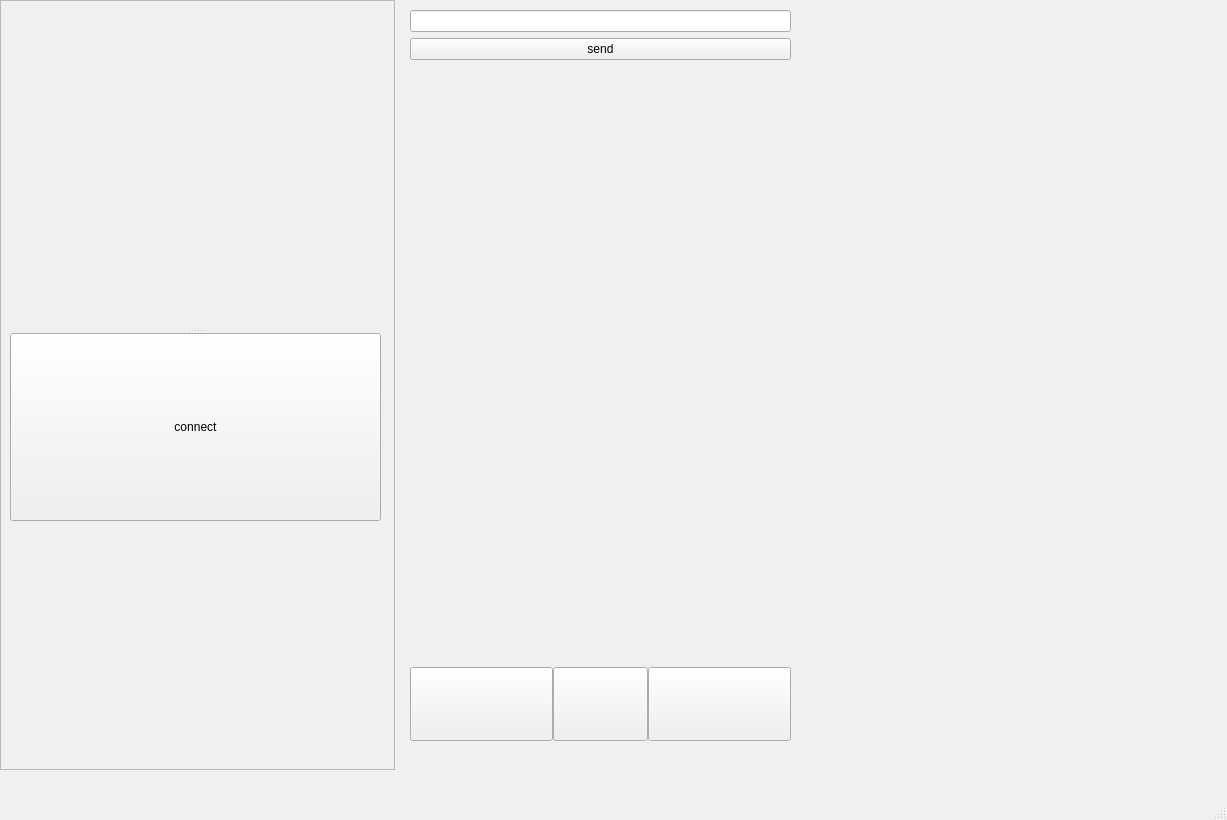
This is MouseControllerClient/mainwindow.ui in BlTniki/MouseController as Qt 5 draws it before an edit. The edited form follows.
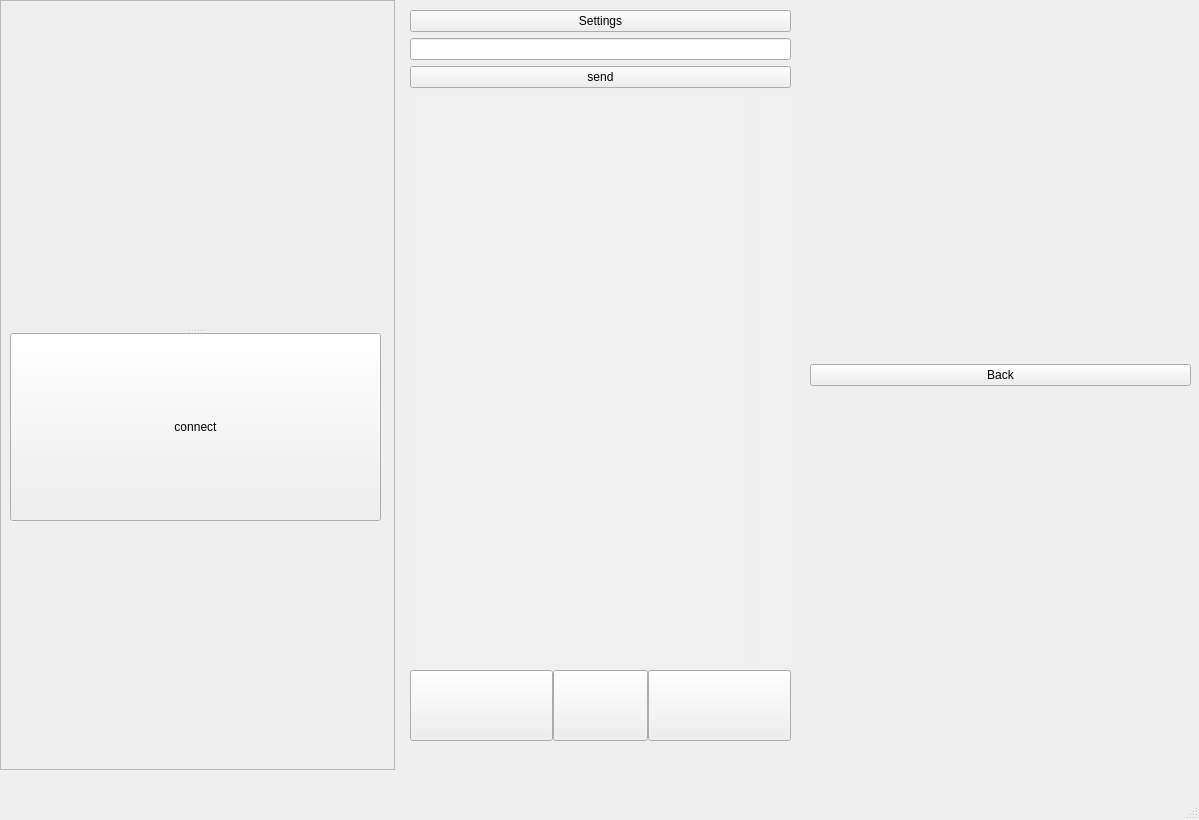
This is the edited form. Icons and pictures are not drawn. Custom widgets are drawn as their Qt base class.

Commit message: add settings window

```diff
--- a/MouseControllerClient/mainwindow.ui
+++ b/MouseControllerClient/mainwindow.ui
@@ -6,7 +6,7 @@
    <rect>
     <x>0</x>
     <y>0</y>
-    <width>1227</width>
+    <width>1199</width>
     <height>820</height>
    </rect>
   </property>
@@ -18,579 +18,9 @@
   </property>
   <property name="palette">
    <palette>
-    <active>
-     <colorrole role="WindowText">
-      <brush brushstyle="SolidPattern">
-       <color alpha="255">
-        <red>0</red>
-        <green>0</green>
-        <blue>0</blue>
-       </color>
-      </brush>
-     </colorrole>
-     <colorrole role="Button">
-      <brush brushstyle="SolidPattern">
-       <color alpha="255">
-        <red>240</red>
-        <green>240</green>
-        <blue>240</blue>
-       </color>
-      </brush>
-     </colorrole>
-     <colorrole role="Light">
-      <brush brushstyle="SolidPattern">
-       <color alpha="255">
-        <red>255</red>
-        <green>255</green>
-        <blue>255</blue>
-       </color>
-      </brush>
-     </colorrole>
-     <colorrole role="Midlight">
-      <brush brushstyle="SolidPattern">
-       <color alpha="255">
-        <red>227</red>
-        <green>227</green>
-        <blue>227</blue>
-       </color>
-      </brush>
-     </colorrole>
-     <colorrole role="Dark">
-      <brush brushstyle="SolidPattern">
-       <color alpha="255">
-        <red>160</red>
-        <green>160</green>
-        <blue>160</blue>
-       </color>
-      </brush>
-     </colorrole>
-     <colorrole role="Mid">
-      <brush brushstyle="SolidPattern">
-       <color alpha="255">
-        <red>160</red>
-        <green>160</green>
-        <blue>160</blue>
-       </color>
-      </brush>
-     </colorrole>
-     <colorrole role="Text">
-      <brush brushstyle="SolidPattern">
-       <color alpha="255">
-        <red>0</red>
-        <green>0</green>
-        <blue>0</blue>
-       </color>
-      </brush>
-     </colorrole>
-     <colorrole role="BrightText">
-      <brush brushstyle="SolidPattern">
-       <color alpha="255">
-        <red>255</red>
-        <green>255</green>
-        <blue>255</blue>
-       </color>
-      </brush>
-     </colorrole>
-     <colorrole role="ButtonText">
-      <brush brushstyle="SolidPattern">
-       <color alpha="255">
-        <red>0</red>
-        <green>0</green>
-        <blue>0</blue>
-       </color>
-      </brush>
-     </colorrole>
-     <colorrole role="Base">
-      <brush brushstyle="SolidPattern">
-       <color alpha="255">
-        <red>255</red>
-        <green>255</green>
-        <blue>255</blue>
-       </color>
-      </brush>
-     </colorrole>
-     <colorrole role="Window">
-      <brush brushstyle="SolidPattern">
-       <color alpha="255">
-        <red>240</red>
-        <green>240</green>
-        <blue>240</blue>
-       </color>
-      </brush>
-     </colorrole>
-     <colorrole role="Shadow">
-      <brush brushstyle="SolidPattern">
-       <color alpha="255">
-        <red>105</red>
-        <green>105</green>
-        <blue>105</blue>
-       </color>
-      </brush>
-     </colorrole>
-     <colorrole role="Highlight">
-      <brush brushstyle="SolidPattern">
-       <color alpha="255">
-        <red>0</red>
-        <green>120</green>
-        <blue>215</blue>
-       </color>
-      </brush>
-     </colorrole>
-     <colorrole role="HighlightedText">
-      <brush brushstyle="SolidPattern">
-       <color alpha="255">
-        <red>255</red>
-        <green>255</green>
-        <blue>255</blue>
-       </color>
-      </brush>
-     </colorrole>
-     <colorrole role="Link">
-      <brush brushstyle="SolidPattern">
-       <color alpha="255">
-        <red>0</red>
-        <green>0</green>
-        <blue>255</blue>
-       </color>
-      </brush>
-     </colorrole>
-     <colorrole role="LinkVisited">
-      <brush brushstyle="SolidPattern">
-       <color alpha="255">
-        <red>255</red>
-        <green>0</green>
-        <blue>255</blue>
-       </color>
-      </brush>
-     </colorrole>
-     <colorrole role="AlternateBase">
-      <brush brushstyle="SolidPattern">
-       <color alpha="255">
-        <red>245</red>
-        <green>245</green>
-        <blue>245</blue>
-       </color>
-      </brush>
-     </colorrole>
-     <colorrole role="NoRole">
-      <brush brushstyle="NoBrush">
-       <color alpha="255">
-        <red>0</red>
-        <green>0</green>
-        <blue>0</blue>
-       </color>
-      </brush>
-     </colorrole>
-     <colorrole role="ToolTipBase">
-      <brush brushstyle="SolidPattern">
-       <color alpha="255">
-        <red>255</red>
-        <green>255</green>
-        <blue>220</blue>
-       </color>
-      </brush>
-     </colorrole>
-     <colorrole role="ToolTipText">
-      <brush brushstyle="SolidPattern">
-       <color alpha="255">
-        <red>0</red>
-        <green>0</green>
-        <blue>0</blue>
-       </color>
-      </brush>
-     </colorrole>
-     <colorrole role="PlaceholderText">
-      <brush brushstyle="SolidPattern">
-       <color alpha="128">
-        <red>0</red>
-        <green>0</green>
-        <blue>0</blue>
-       </color>
-      </brush>
-     </colorrole>
-    </active>
-    <inactive>
-     <colorrole role="WindowText">
-      <brush brushstyle="SolidPattern">
-       <color alpha="255">
-        <red>0</red>
-        <green>0</green>
-        <blue>0</blue>
-       </color>
-      </brush>
-     </colorrole>
-     <colorrole role="Button">
-      <brush brushstyle="SolidPattern">
-       <color alpha="255">
-        <red>240</red>
-        <green>240</green>
-        <blue>240</blue>
-       </color>
-      </brush>
-     </colorrole>
-     <colorrole role="Light">
-      <brush brushstyle="SolidPattern">
-       <color alpha="255">
-        <red>255</red>
-        <green>255</green>
-        <blue>255</blue>
-       </color>
-      </brush>
-     </colorrole>
-     <colorrole role="Midlight">
-      <brush brushstyle="SolidPattern">
-       <color alpha="255">
-        <red>227</red>
-        <green>227</green>
-        <blue>227</blue>
-       </color>
-      </brush>
-     </colorrole>
-     <colorrole role="Dark">
-      <brush brushstyle="SolidPattern">
-       <color alpha="255">
-        <red>160</red>
-        <green>160</green>
-        <blue>160</blue>
-       </color>
-      </brush>
-     </colorrole>
-     <colorrole role="Mid">
-      <brush brushstyle="SolidPattern">
-       <color alpha="255">
-        <red>160</red>
-        <green>160</green>
-        <blue>160</blue>
-       </color>
-      </brush>
-     </colorrole>
-     <colorrole role="Text">
-      <brush brushstyle="SolidPattern">
-       <color alpha="255">
-        <red>0</red>
-        <green>0</green>
-        <blue>0</blue>
-       </color>
-      </brush>
-     </colorrole>
-     <colorrole role="BrightText">
-      <brush brushstyle="SolidPattern">
-       <color alpha="255">
-        <red>255</red>
-        <green>255</green>
-        <blue>255</blue>
-       </color>
-      </brush>
-     </colorrole>
-     <colorrole role="ButtonText">
-      <brush brushstyle="SolidPattern">
-       <color alpha="255">
-        <red>0</red>
-        <green>0</green>
-        <blue>0</blue>
-       </color>
-      </brush>
-     </colorrole>
-     <colorrole role="Base">
-      <brush brushstyle="SolidPattern">
-       <color alpha="255">
-        <red>255</red>
-        <green>255</green>
-        <blue>255</blue>
-       </color>
-      </brush>
-     </colorrole>
-     <colorrole role="Window">
-      <brush brushstyle="SolidPattern">
-       <color alpha="255">
-        <red>240</red>
-        <green>240</green>
-        <blue>240</blue>
-       </color>
-      </brush>
-     </colorrole>
-     <colorrole role="Shadow">
-      <brush brushstyle="SolidPattern">
-       <color alpha="255">
-        <red>105</red>
-        <green>105</green>
-        <blue>105</blue>
-       </color>
-      </brush>
-     </colorrole>
-     <colorrole role="Highlight">
-      <brush brushstyle="SolidPattern">
-       <color alpha="255">
-        <red>240</red>
-        <green>240</green>
-        <blue>240</blue>
-       </color>
-      </brush>
-     </colorrole>
-     <colorrole role="HighlightedText">
-      <brush brushstyle="SolidPattern">
-       <color alpha="255">
-        <red>0</red>
-        <green>0</green>
-        <blue>0</blue>
-       </color>
-      </brush>
-     </colorrole>
-     <colorrole role="Link">
-      <brush brushstyle="SolidPattern">
-       <color alpha="255">
-        <red>0</red>
-        <green>0</green>
-        <blue>255</blue>
-       </color>
-      </brush>
-     </colorrole>
-     <colorrole role="LinkVisited">
-      <brush brushstyle="SolidPattern">
-       <color alpha="255">
-        <red>255</red>
-        <green>0</green>
-        <blue>255</blue>
-       </color>
-      </brush>
-     </colorrole>
-     <colorrole role="AlternateBase">
-      <brush brushstyle="SolidPattern">
-       <color alpha="255">
-        <red>245</red>
-        <green>245</green>
-        <blue>245</blue>
-       </color>
-      </brush>
-     </colorrole>
-     <colorrole role="NoRole">
-      <brush brushstyle="NoBrush">
-       <color alpha="255">
-        <red>0</red>
-        <green>0</green>
-        <blue>0</blue>
-       </color>
-      </brush>
-     </colorrole>
-     <colorrole role="ToolTipBase">
-      <brush brushstyle="SolidPattern">
-       <color alpha="255">
-        <red>255</red>
-        <green>255</green>
-        <blue>220</blue>
-       </color>
-      </brush>
-     </colorrole>
-     <colorrole role="ToolTipText">
-      <brush brushstyle="SolidPattern">
-       <color alpha="255">
-        <red>0</red>
-        <green>0</green>
-        <blue>0</blue>
-       </color>
-      </brush>
-     </colorrole>
-     <colorrole role="PlaceholderText">
-      <brush brushstyle="SolidPattern">
-       <color alpha="128">
-        <red>0</red>
-        <green>0</green>
-        <blue>0</blue>
-       </color>
-      </brush>
-     </colorrole>
-    </inactive>
-    <disabled>
-     <colorrole role="WindowText">
-      <brush brushstyle="SolidPattern">
-       <color alpha="255">
-        <red>120</red>
-        <green>120</green>
-        <blue>120</blue>
-       </color>
-      </brush>
-     </colorrole>
-     <colorrole role="Button">
-      <brush brushstyle="SolidPattern">
-       <color alpha="255">
-        <red>240</red>
-        <green>240</green>
-        <blue>240</blue>
-       </color>
-      </brush>
-     </colorrole>
-     <colorrole role="Light">
-      <brush brushstyle="SolidPattern">
-       <color alpha="255">
-        <red>255</red>
-        <green>255</green>
-        <blue>255</blue>
-       </color>
-      </brush>
-     </colorrole>
-     <colorrole role="Midlight">
-      <brush brushstyle="SolidPattern">
-       <color alpha="255">
-        <red>247</red>
-        <green>247</green>
-        <blue>247</blue>
-       </color>
-      </brush>
-     </colorrole>
-     <colorrole role="Dark">
-      <brush brushstyle="SolidPattern">
-       <color alpha="255">
-        <red>160</red>
-        <green>160</green>
-        <blue>160</blue>
-       </color>
-      </brush>
-     </colorrole>
-     <colorrole role="Mid">
-      <brush brushstyle="SolidPattern">
-       <color alpha="255">
-        <red>160</red>
-        <green>160</green>
-        <blue>160</blue>
-       </color>
-      </brush>
-     </colorrole>
-     <colorrole role="Text">
-      <brush brushstyle="SolidPattern">
-       <color alpha="255">
-        <red>120</red>
-        <green>120</green>
-        <blue>120</blue>
-       </color>
-      </brush>
-     </colorrole>
-     <colorrole role="BrightText">
-      <brush brushstyle="SolidPattern">
-       <color alpha="255">
-        <red>255</red>
-        <green>255</green>
-        <blue>255</blue>
-       </color>
-      </brush>
-     </colorrole>
-     <colorrole role="ButtonText">
-      <brush brushstyle="SolidPattern">
-       <color alpha="255">
-        <red>120</red>
-        <green>120</green>
-        <blue>120</blue>
-       </color>
-      </brush>
-     </colorrole>
-     <colorrole role="Base">
-      <brush brushstyle="SolidPattern">
-       <color alpha="255">
-        <red>240</red>
-        <green>240</green>
-        <blue>240</blue>
-       </color>
-      </brush>
-     </colorrole>
-     <colorrole role="Window">
-      <brush brushstyle="SolidPattern">
-       <color alpha="255">
-        <red>240</red>
-        <green>240</green>
-        <blue>240</blue>
-       </color>
-      </brush>
-     </colorrole>
-     <colorrole role="Shadow">
-      <brush brushstyle="SolidPattern">
-       <color alpha="255">
-        <red>0</red>
-        <green>0</green>
-        <blue>0</blue>
-       </color>
-      </brush>
-     </colorrole>
-     <colorrole role="Highlight">
-      <brush brushstyle="SolidPattern">
-       <color alpha="255">
-        <red>0</red>
-        <green>120</green>
-        <blue>215</blue>
-       </color>
-      </brush>
-     </colorrole>
-     <colorrole role="HighlightedText">
-      <brush brushstyle="SolidPattern">
-       <color alpha="255">
-        <red>255</red>
-        <green>255</green>
-        <blue>255</blue>
-       </color>
-      </brush>
-     </colorrole>
-     <colorrole role="Link">
-      <brush brushstyle="SolidPattern">
-       <color alpha="255">
-        <red>0</red>
-        <green>0</green>
-        <blue>255</blue>
-       </color>
-      </brush>
-     </colorrole>
-     <colorrole role="LinkVisited">
-      <brush brushstyle="SolidPattern">
-       <color alpha="255">
-        <red>255</red>
-        <green>0</green>
-        <blue>255</blue>
-       </color>
-      </brush>
-     </colorrole>
-     <colorrole role="AlternateBase">
-      <brush brushstyle="SolidPattern">
-       <color alpha="255">
-        <red>245</red>
-        <green>245</green>
-        <blue>245</blue>
-       </color>
-      </brush>
-     </colorrole>
-     <colorrole role="NoRole">
-      <brush brushstyle="NoBrush">
-       <color alpha="255">
-        <red>0</red>
-        <green>0</green>
-        <blue>0</blue>
-       </color>
-      </brush>
-     </colorrole>
-     <colorrole role="ToolTipBase">
-      <brush brushstyle="SolidPattern">
-       <color alpha="255">
-        <red>255</red>
-        <green>255</green>
-        <blue>220</blue>
-       </color>
-      </brush>
-     </colorrole>
-     <colorrole role="ToolTipText">
-      <brush brushstyle="SolidPattern">
-       <color alpha="255">
-        <red>0</red>
-        <green>0</green>
-        <blue>0</blue>
-       </color>
-      </brush>
-     </colorrole>
-     <colorrole role="PlaceholderText">
-      <brush brushstyle="SolidPattern">
-       <color alpha="128">
-        <red>0</red>
-        <green>0</green>
-        <blue>0</blue>
-       </color>
-      </brush>
-     </colorrole>
-    </disabled>
+    <active/>
+    <inactive/>
+    <disabled/>
    </palette>
   </property>
   <property name="windowTitle">
@@ -675,6 +105,13 @@
      <layout class="QVBoxLayout" name="verticalLayout_2" stretch="0,8,1">
       <item>
        <layout class="QVBoxLayout" name="verticalLayout">
+        <item>
+         <widget class="QPushButton" name="pB_Settings">
+          <property name="text">
+           <string>Settings</string>
+          </property>
+         </widget>
+        </item>
         <item>
          <widget class="QLineEdit" name="lE_ToSend"/>
         </item>
@@ -1401,6 +838,38 @@
      </layout>
     </widget>
    </widget>
+   <widget class="QWidget" name="SettingsWindow" native="true">
+    <property name="geometry">
+     <rect>
+      <x>800</x>
+      <y>0</y>
+      <width>395</width>
+      <height>770</height>
+     </rect>
+    </property>
+    <widget class="QWidget" name="layoutWidget_2">
+     <property name="geometry">
+      <rect>
+       <x>10</x>
+       <y>10</y>
+       <width>381</width>
+       <height>731</height>
+      </rect>
+     </property>
+     <layout class="QVBoxLayout" name="verticalLayout_4" stretch="0,0">
+      <item>
+       <widget class="QPushButton" name="pB_SettingsBack">
+        <property name="text">
+         <string>Back</string>
+        </property>
+       </widget>
+      </item>
+      <item>
+       <layout class="QVBoxLayout" name="verticalLayout_3"/>
+      </item>
+     </layout>
+    </widget>
+   </widget>
    <zorder>InputWindow</zorder>
    <zorder>ConnectWindow</zorder>
   </widget>
```
Left out of the diff: 3 changed lines with no effect on the pictures. The commit also changes 2 other files.
